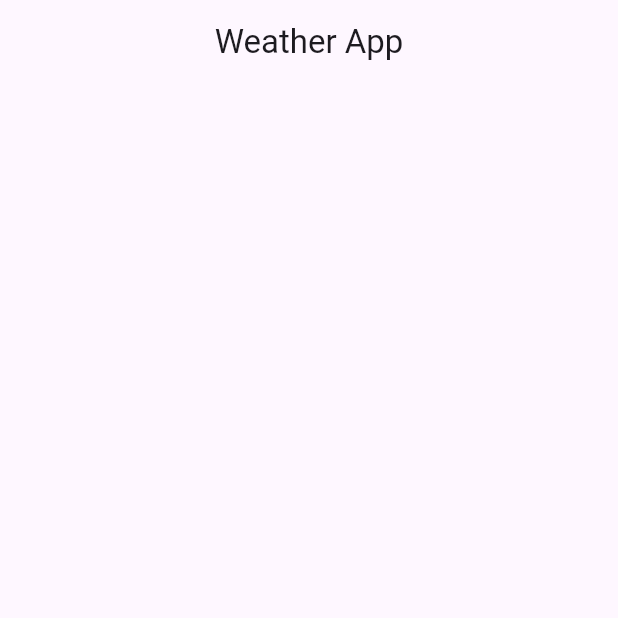
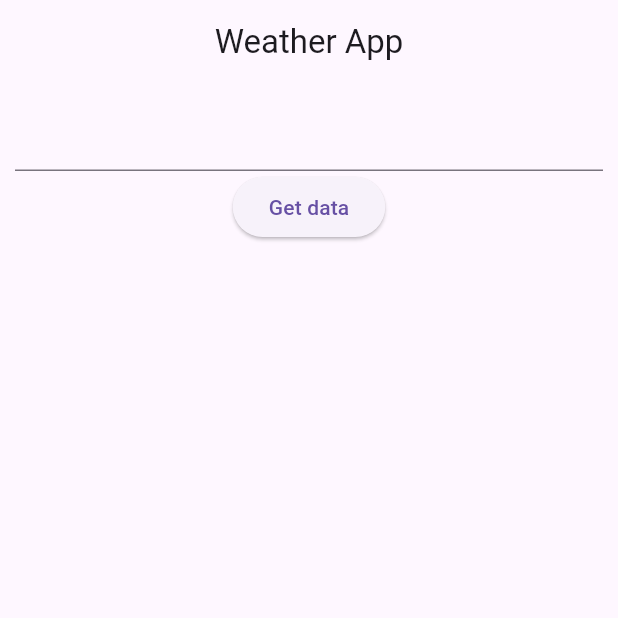
Before and after one commit to RimonChakma/Weather_App_Api, a Flutter app: the screen it shows after launch, on a phone screen of 412 x 824 dp, the top half of it. Run offline on Flutter 3.47's test engine with Material 3 defaults, Android fonts, the phone set to English and light mode, and no system bars.

Commit message:
add TextFormField and ElevatedButton

```diff
--- a/lib/main.dart
+++ b/lib/main.dart
@@ -29,6 +29,13 @@ class _WeatherUiScreenState extends State<WeatherUiScreen> {
   Widget build(BuildContext context) {
     return Scaffold(
       appBar: AppBar(title: Text("Weather App"),centerTitle: true,),
+      body: Padding(padding: EdgeInsets.all(10),child: Column(
+          children: [
+            TextFormField(decoration: InputDecoration(
+      ),),
+    ElevatedButton(onPressed: (){}, child: Text("Get data"))
+        ],
+      ),),
 
     );
   }
```
